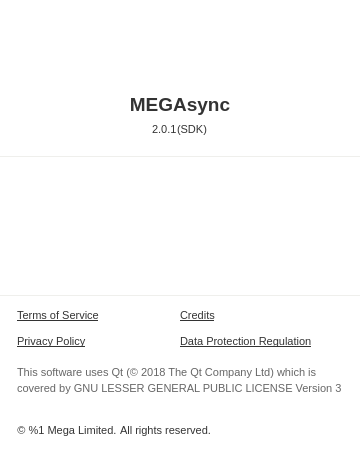
Before: the Qt Designer form src/MEGASync/gui/linux/ChangeLogDialog.ui in meganz/MEGAsync, drawn with Qt 5.
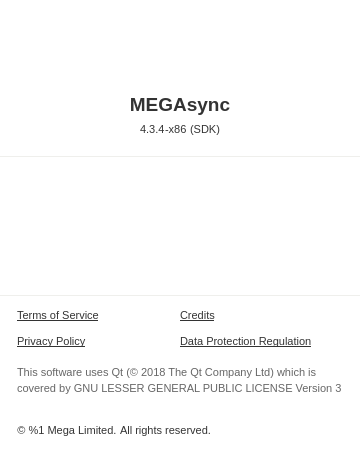
After: the same form once the commit is applied. Icons and pictures are not drawn. Custom widgets are drawn as their Qt base class.

Commit message: [Feature] Add app architecture info in about MEGASync view.

Patch:
```diff
--- a/src/MEGASync/gui/linux/ChangeLogDialog.ui
+++ b/src/MEGASync/gui/linux/ChangeLogDialog.ui
@@ -31,7 +31,7 @@
 border-radius: 5px;
 background-color: #FFFFFF;
 }
-#lVersion, #lSDKVersion
+#lVersion, #lSDKVersion, #labelArchitecture
 {
   font-family: &quot;Lato&quot;;
   font-size: 11px;
@@ -200,7 +200,20 @@
          <string/>
         </property>
         <property name="text">
-         <string notr="true">2.0.1</string>
+         <string notr="true">4.3.4</string>
+        </property>
+       </widget>
+      </item>
+      <item>
+       <widget class="QLabel" name="labelArchitecture">
+        <property name="focusPolicy">
+         <enum>Qt::StrongFocus</enum>
+        </property>
+        <property name="accessibleName">
+         <string/>
+        </property>
+        <property name="text">
+         <string notr="true">-x86</string>
         </property>
        </widget>
       </item>
@@ -213,7 +226,7 @@
          <string/>
         </property>
         <property name="text">
-         <string notr="true">(SDK)</string>
+         <string notr="true"> (SDK)</string>
         </property>
        </widget>
       </item>
```
The commit also changes 3 other files.
